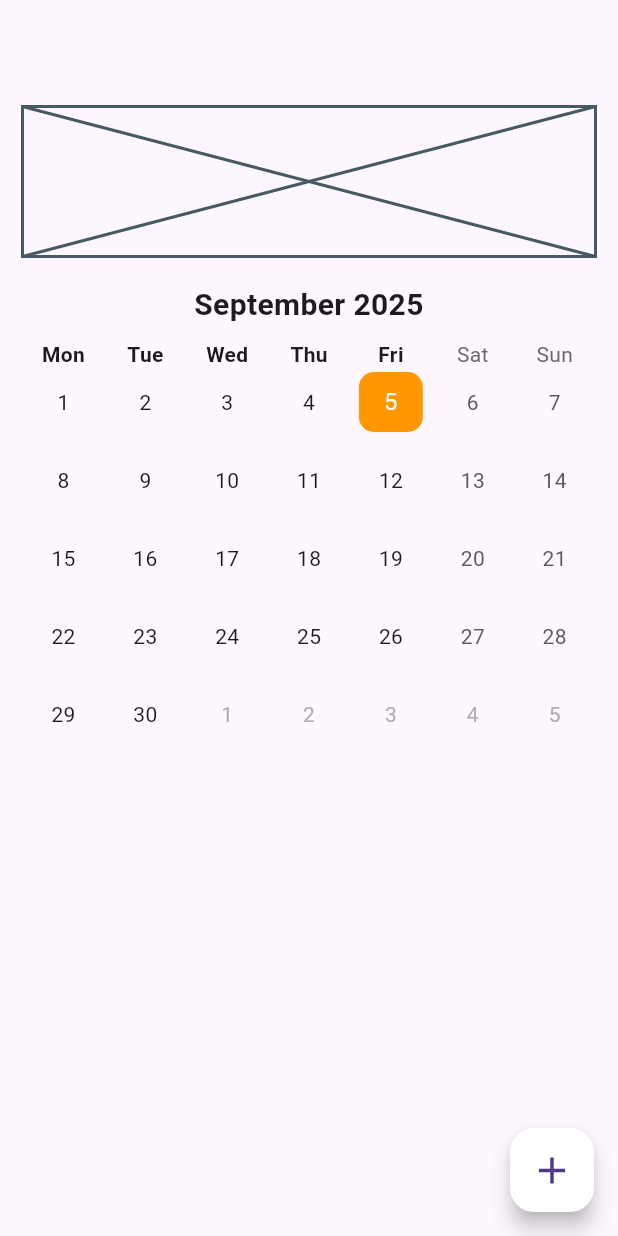
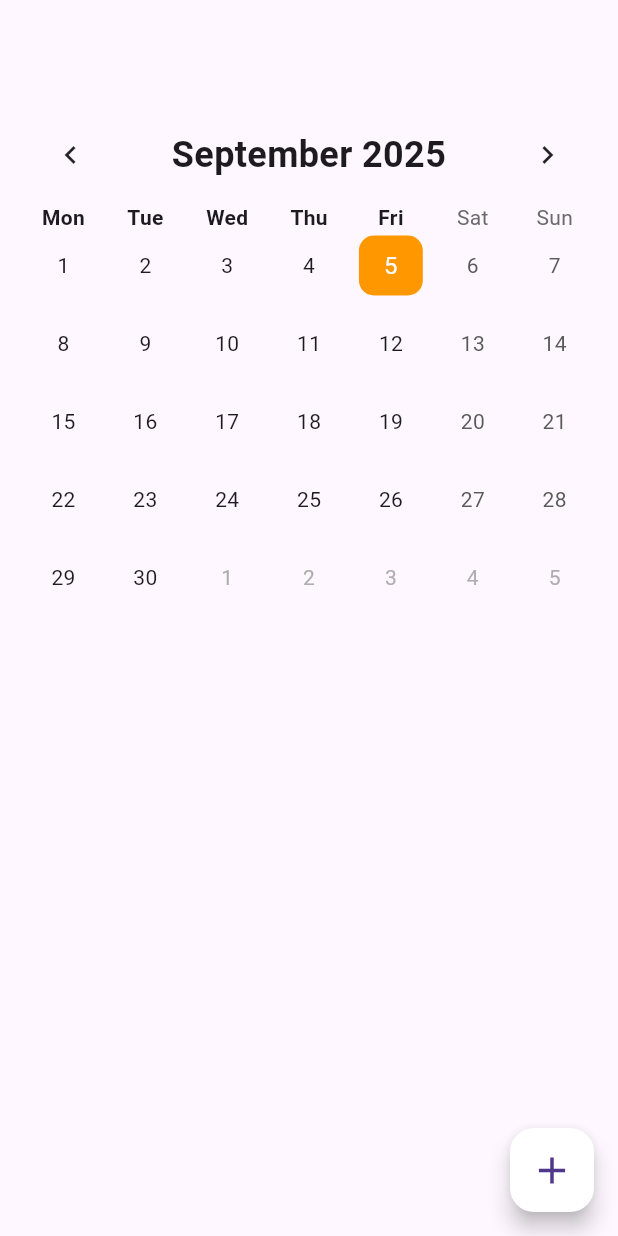
Before and after one commit to Aboliss/TrashifierApp, a Flutter app: the screen it shows after launch, on a phone screen of 412 x 824 dp. Run offline on Flutter 3.47's test engine with Material 3 defaults, Android fonts, the light colour scheme and no system bars; drawn by our look-alikes of flutter_expandable_fab, table_calendar; our stand-ins replace flutter_local_notifications, shared_preferences, timezone.

Commit message:
Small fixes.

```diff
--- a/lib/main.dart
+++ b/lib/main.dart
@@ -20,6 +20,6 @@
 
   @override
   Widget build(BuildContext context) {
-    return MaterialApp(debugShowCheckedModeBanner: false, home: HomePage());
+    return MaterialApp(debugShowCheckedModeBanner: false, theme: ThemeData.light(), darkTheme: ThemeData.dark(), themeMode: ThemeMode.light, home: HomePage());
   }
 }
--- a/lib/pages/home_page.dart
+++ b/lib/pages/home_page.dart
@@ -24,8 +24,8 @@ class _HomePageState extends State<HomePage> {
   final _plasticColor = Colors.yellow.shade600;
   final _paperColorLight = Colors.blue.shade300;
   final _paperColor = Colors.blue.shade600;
-  final _garbageColorLight = Colors.grey.shade500;
-  final _garbageColor = Colors.grey.shade600;
+  final _trashColorLight = Colors.grey.shade500;
+  final _trashColor = Colors.grey.shade600;
 
   double? containerHeight;
 
@@ -47,12 +47,14 @@ class _HomePageState extends State<HomePage> {
         childrenAnimation: ExpandableFabAnimation.values.first,
         type: ExpandableFabType.up,
         distance: 80,
+        overlayStyle: ExpandableFabOverlayStyle(color: Colors.black.withValues(alpha: 0.5)),
+        // overlayStyle: ExpandableFabOverlayStyle(blur: 3),
         openButtonBuilder: RotateFloatingActionButtonBuilder(child: const Icon(Icons.add, size: 30), backgroundColor: Colors.white),
         closeButtonBuilder: RotateFloatingActionButtonBuilder(child: const Icon(Icons.close, size: 30), backgroundColor: Colors.white),
         children: [
           FloatingActionButton.extended(label: Text('Plastic'), icon: Icon(Icons.add), backgroundColor: _plasticColor, onPressed: () => _openAddDatesDialog(context, TrashType.plastic)),
           FloatingActionButton.extended(label: Text('Paper'), icon: Icon(Icons.add), backgroundColor: _paperColor, onPressed: () => _openAddDatesDialog(context, TrashType.paper)),
-          FloatingActionButton.extended(label: Text('Trash'), icon: Icon(Icons.add), backgroundColor: _garbageColorLight, onPressed: () => _openAddDatesDialog(context, TrashType.trash)),
+          FloatingActionButton.extended(label: Text('Trash'), icon: Icon(Icons.add), backgroundColor: _trashColorLight, onPressed: () => _openAddDatesDialog(context, TrashType.trash)),
         ],
       ),
       body: SafeArea(
@@ -61,15 +63,14 @@ class _HomePageState extends State<HomePage> {
           child: SingleChildScrollView(
             child: Column(
               children: [
-                const Row(
-                  children: [Expanded(child: SizedBox(height: 100, child: Placeholder()))],
-                ),
-                const SizedBox(height: 10),
+                // const Row(
+                //   children: [Expanded(child: SizedBox(height: 100, child: Placeholder()))],
+                // ),
                 TableCalendar(
                   firstDay: DateTime.now().subtract(const Duration(days: 365)),
                   lastDay: DateTime.now().add(const Duration(days: 365)),
                   focusedDay: DateTime.now(),
-                  headerStyle: const HeaderStyle(titleCentered: true, titleTextStyle: TextStyle(fontSize: 20, fontWeight: FontWeight.w600), leftChevronVisible: false, rightChevronVisible: false, formatButtonVisible: false),
+                  headerStyle: const HeaderStyle(titleCentered: true, titleTextStyle: TextStyle(fontSize: 24, fontWeight: FontWeight.w600), leftChevronVisible: true, rightChevronVisible: true, formatButtonVisible: false),
                   startingDayOfWeek: StartingDayOfWeek.monday,
                   availableGestures: AvailableGestures.horizontalSwipe,
                   calendarFormat: CalendarFormat.month,
@@ -142,7 +143,7 @@ class _HomePageState extends State<HomePage> {
       return null;
     }
 
-    return buildCell(_plasticDates, _plasticColor, _plasticColor) ?? buildCell(_paperDates, _paperColorLight, _paperColor) ?? buildCell(_garbageDates, _garbageColorLight, _garbageColor);
+    return buildCell(_plasticDates, _plasticColor, _plasticColor) ?? buildCell(_paperDates, _paperColorLight, _paperColor) ?? buildCell(_garbageDates, _trashColorLight, _trashColor);
   }
 
   bool _equalsDate(DateTime date, DateTime day) {
@@ -155,7 +156,7 @@ class _HomePageState extends State<HomePage> {
 
     showDialog(
       context: context,
-      barrierDismissible: true,
+      barrierDismissible: false,
       builder: (BuildContext context) {
         return CalendarDialog(type: type, color: color, existingDates: existingDates, onSave: _updateSelectedDates);
       },
@@ -211,7 +212,7 @@ class _HomePageState extends State<HomePage> {
       case TrashType.paper:
         return _paperColor;
       case TrashType.trash:
-        return _garbageColor;
+        return _trashColor;
     }
   }
 }
--- a/pubspec.yaml
+++ b/pubspec.yaml
@@ -13,7 +13,7 @@ dependencies:
   table_calendar: ^3.2.0
   flutter_local_notifications: ^19.1.0
   timezone: ^0.10.1
-  flutter_expandable_fab: ^2.5.1
+  flutter_expandable_fab: ^2.5.2
 
 dev_dependencies:
   flutter_test:
```
Also changed, not shown: 1 other file.
